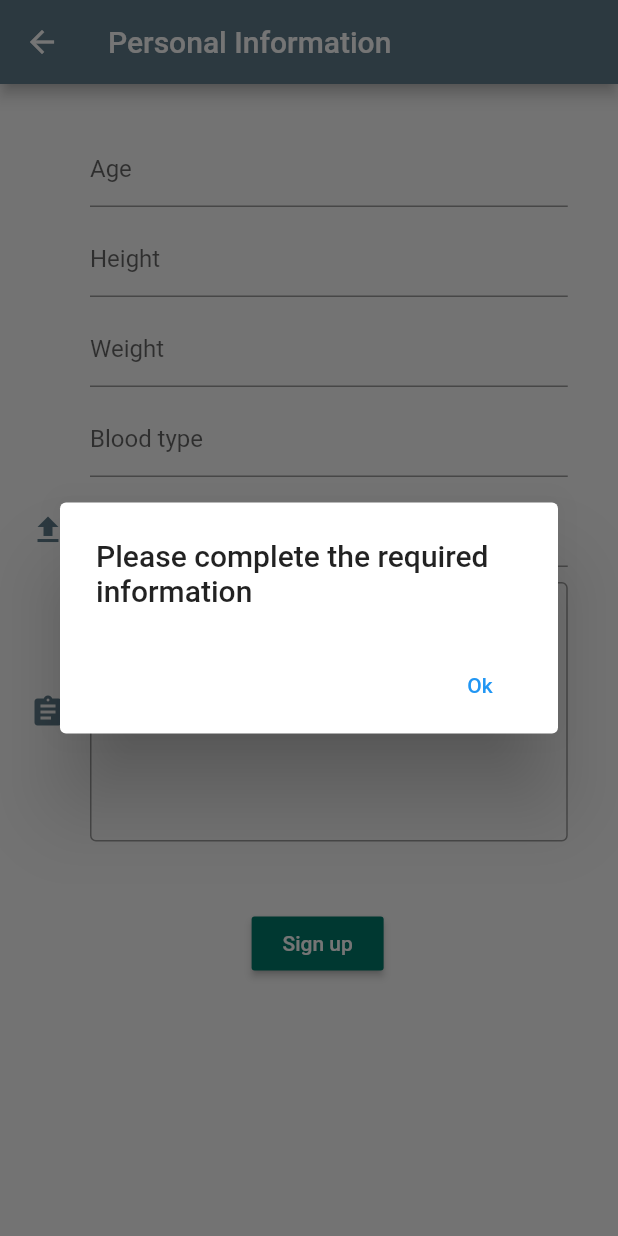
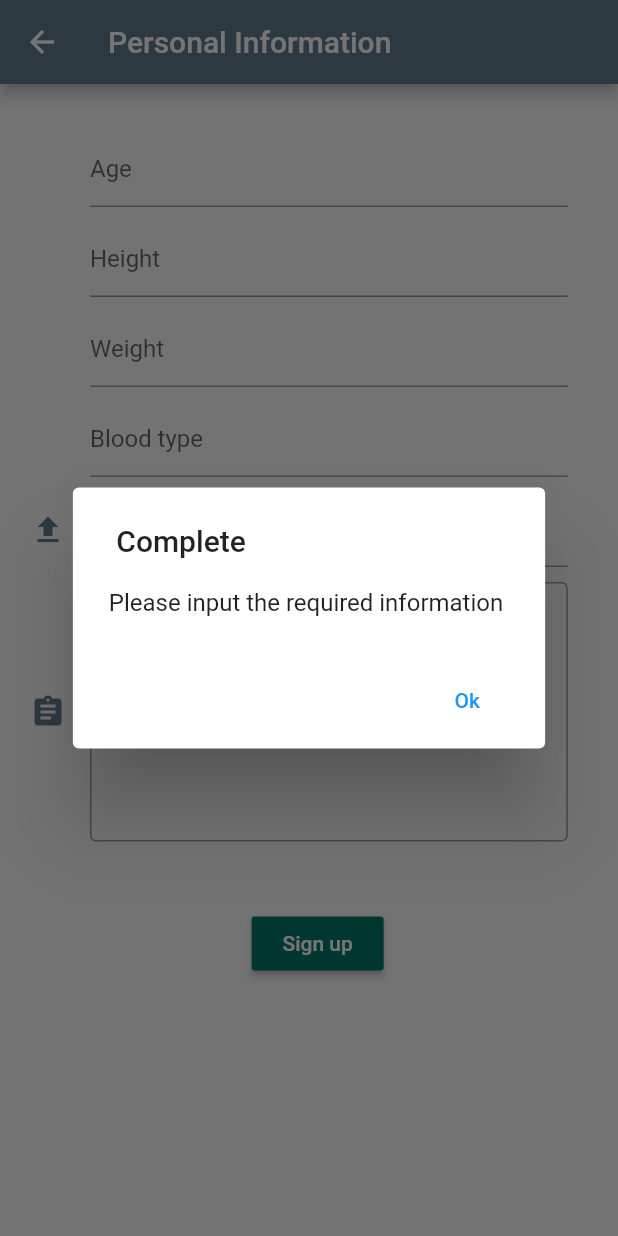
Before and after one commit to Heart-Patient-Assistant/HPA-Mobile, a Flutter app: the PatientPersonalInfo screen opened directly, after a tap on "Sign up", on a phone screen of 412 x 824 dp. Run offline on Flutter 3.47's test engine with Material 2 defaults, Android fonts, the phone set to English and light mode, and no system bars; our stand-ins replace image_picker, shared_preferences; accounts and stored records are empty.

```diff
--- a/lib/PatientPersonalInfo.dart
+++ b/lib/PatientPersonalInfo.dart
@@ -26,7 +26,8 @@ class _PatientPersonalInfoState extends State<PatientPersonalInfo> {
             context: context,
             builder: (context) {
               return AlertDialog(
-                title: Text("Please complete the required information "),
+                content:Text("Please input the required information ") ,
+                title: Text(" Complete "),
                 actions: [
                   FlatButton(
                       onPressed: () {
@@ -54,7 +55,8 @@ class _PatientPersonalInfoState extends State<PatientPersonalInfo> {
         title: new Text('Personal Information'),
         backgroundColor: Colors.blueGrey,
       ),
-      body: new Container(margin: EdgeInsets.only(left: 20, right: 33.5),
+      body: new Container(
+        margin: EdgeInsets.only(left: 20, right: 33.5),
         child: new ListView(
           padding: const EdgeInsets.only(top: 32),
           children: [
@@ -123,12 +125,10 @@ class _PatientPersonalInfoState extends State<PatientPersonalInfo> {
                 ),
               ),
             ),
-
             new Padding(
               padding: new EdgeInsets.only(top: 10.0),
             ),
             Container(
-
               height: 50,
               child: new TextField(
                 maxLines: 10,
@@ -145,14 +145,13 @@ class _PatientPersonalInfoState extends State<PatientPersonalInfo> {
               padding: new EdgeInsets.only(top: 10.0),
             ),
             Container(
-
               child: new TextField(
                 maxLines: 7,
                 controller: diagnosis,
                 textDirection: TextDirection.ltr,
                 keyboardType: TextInputType.text,
-                decoration: InputDecoration( border: OutlineInputBorder(),
-
+                decoration: InputDecoration(
+                  border: OutlineInputBorder(),
                   hintText: "If you know your diagnosis,please insert it",
                   icon: new Icon(Icons.assignment, color: Colors.blueGrey),
                 ),
```
